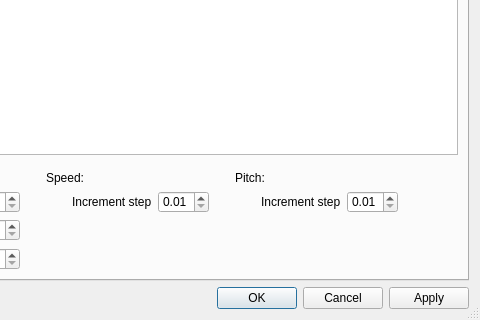
This is src/preferencesDialog.ui in nulloy/nulloy as Qt 5 draws it before an edit; both pictures show x 134 to 614 and y 335 to 655 of the 614 by 655 pixel window. The edited form follows.
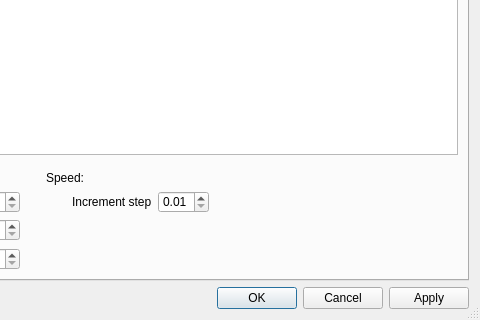
This is the edited form. The open tabs and pages were chosen to show the change. Custom widgets are drawn as their Qt base class.

Patch:
```diff
--- a/src/preferencesDialog.ui
+++ b/src/preferencesDialog.ui
@@ -1191,13 +1191,13 @@
            </property>
           </widget>
          </item>
-         <item row="0" column="8" colspan="2">
+         <!--item row="0" column="8" colspan="2">
           <widget class="QLabel" name="pitchLabel">
            <property name="text">
             <string>Pitch:</string>
            </property>
           </widget>
-         </item>
+         </item-->
          <item row="1" column="1">
           <widget class="QLabel" name="jump1Label">
            <property name="text">
@@ -1235,7 +1235,7 @@
            </property>
           </widget>
          </item>
-         <item row="1" column="9">
+         <!--item row="1" column="9">
           <widget class="QLabel" name="pitchStepLabel">
            <property name="text">
             <string>Increment step</string>
@@ -1254,7 +1254,7 @@
             <double>0.010000000000000</double>
            </property>
           </widget>
-         </item>
+         </item-->
          <item row="2" column="0">
           <spacer name="horizontalSpacer_8">
            <property name="orientation">
```
